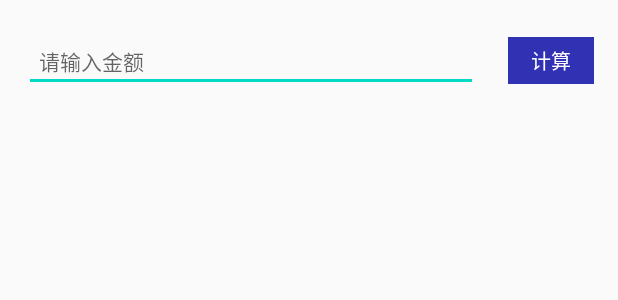
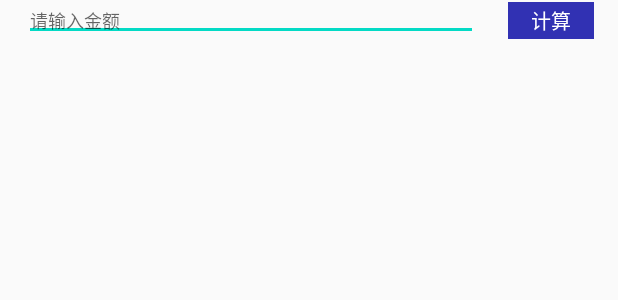
Before and after one commit to zp110579/Calc, an Android app: the layout activity_main.xml on its own in the app's theme, with its tools: preview values and no code run, on a phone screen of 412 x 824 dp. Shown: the top 300 px of the screen. Run offline under Robolectric (Android 15) with nearby library versions, the phone set to English and light mode, and no system bars; plain views replace ZxEditText, ZxLinearLayout, ZxTextView.

Commit message:
修改字体大小

```diff
--- a/app/src/main/java/com/zee/btc/calc/MainActivity.kt
+++ b/app/src/main/java/com/zee/btc/calc/MainActivity.kt
@@ -38,7 +38,7 @@ class MainActivity : AppCompatActivity() {
 
     fun value(value: Double, type: Int): java.lang.StringBuilder {
         val builder = StringBuilder();
-        for (i in 1..49) {
+        for (i in 1..100) {
             val tempValue = BigDecimal(i * 0.01 * type)
 
             builder.append(
--- a/app/src/main/res/layout/activity_main.xml
+++ b/app/src/main/res/layout/activity_main.xml
@@ -13,7 +13,6 @@
     <LinearLayout
         android:layout_width="match_parent"
         android:layout_height="wrap_content"
-        android:layout_marginTop="20dp"
         android:gravity="center_vertical"
         android:orientation="horizontal">
 
@@ -21,19 +20,20 @@
             android:id="@+id/tv_input_text"
             style="@style/btn_cale"
             android:hint="请输入金额"
+            android:textSize="12dp"
             app:zv_borderWidth="1dp"
             app:zv_radius="8dp" />
 
         <com.zee.view.ZxTextView
             android:id="@+id/tv_input_sure"
             style="@style/btn_start"
-            android:text="计算" />
+            android:text="计算"
+            app:zv_radius="8dp" />
     </LinearLayout>
 
     <LinearLayout
         android:layout_width="match_parent"
         android:layout_height="0dp"
-        android:layout_marginTop="10dp"
         android:layout_weight="1"
         android:orientation="horizontal">
 
@@ -44,7 +44,7 @@
             android:layout_marginRight="5dp"
             android:layout_weight="1"
             android:padding="5dp"
-            android:textSize="10sp"
+            android:textSize="6sp"
             app:zv_borderColor="#f00"
             app:zv_borderWidth="1dp" />
 
@@ -55,18 +55,18 @@
             android:layout_marginLeft="5dp"
             android:layout_weight="1"
             android:padding="5dp"
-            android:textSize="10sp"
+            android:textSize="6sp"
             app:zv_borderColor="#255325"
             app:zv_borderWidth="1dp" />
 
     </LinearLayout>
 
     <com.zee.view.ZxLinearLayout
-        android:visibility="gone"
         android:layout_width="match_parent"
         android:layout_height="wrap_content"
         android:orientation="vertical"
-        android:padding="10dp">
+        android:padding="10dp"
+        android:visibility="gone">
 
         <LinearLayout
             android:layout_width="match_parent"
--- a/app/src/main/res/values/styles.xml
+++ b/app/src/main/res/values/styles.xml
@@ -13,7 +13,7 @@
         <item name="android:layout_height">wrap_content</item>
         <item name="android:layout_weight">1</item>
         <item name="android:inputType">numberDecimal</item>
-        <item name="android:padding">10dp</item>
+        <item name="android:padding">4dp</item>
         <item name="android:textSize">14sp</item>
         <item name="zv_borderColor">#3131B3</item>
 
@@ -25,9 +25,9 @@
         <item name="android:layout_marginLeft">20dp</item>
         <item name="android:background">#3131B3</item>
         <item name="android:paddingLeft">15dp</item>
-        <item name="android:paddingTop">5dp</item>
+        <item name="android:paddingTop">2dp</item>
         <item name="android:paddingRight">15dp</item>
-        <item name="android:paddingBottom">5dp</item>
+        <item name="android:paddingBottom">2dp</item>
         <item name="android:textColor">#fff</item>
         <item name="android:textSize">13sp</item>
         <item name="zv_radius">8dp</item>
```
